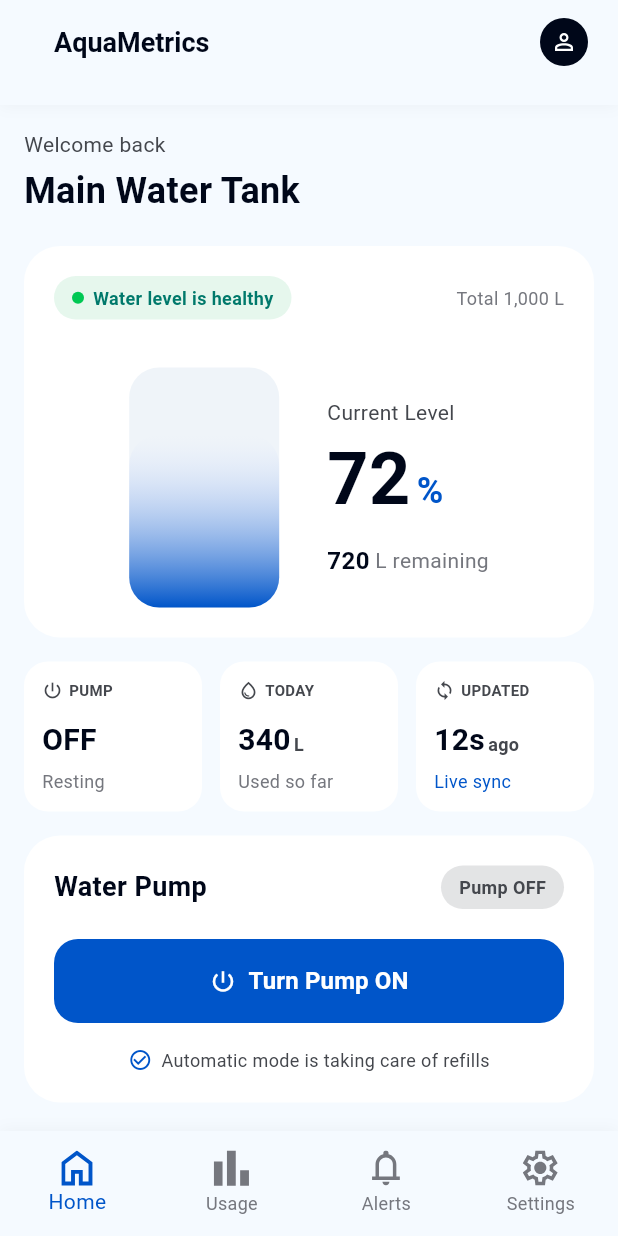
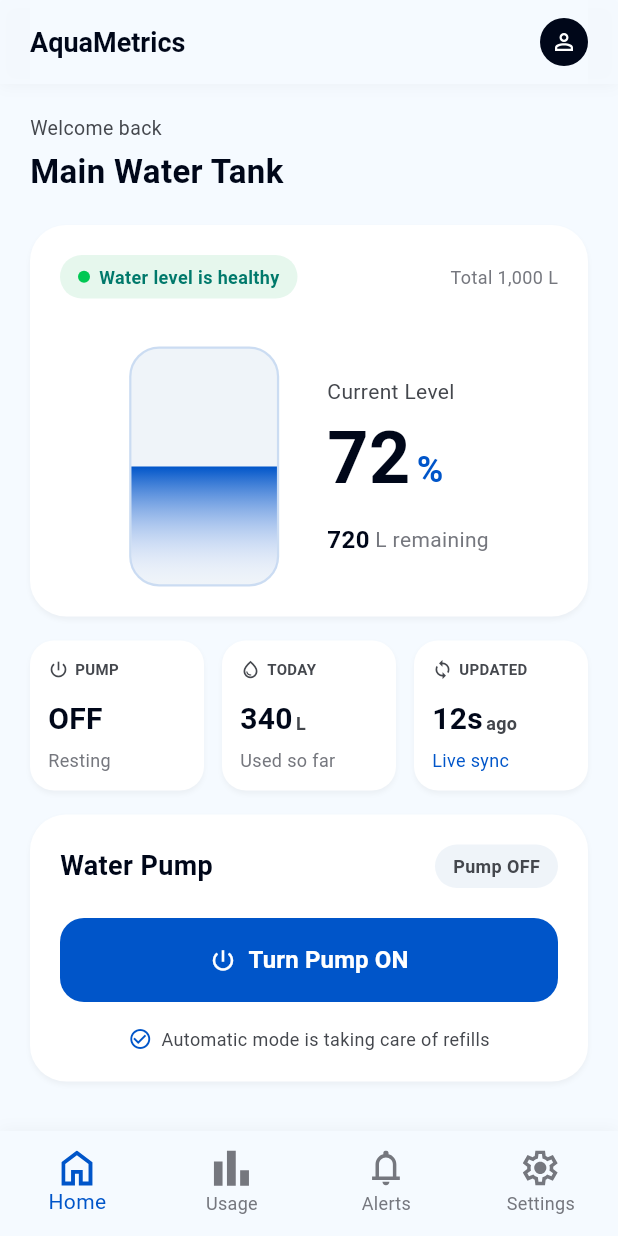
Before and after one commit to Adil-km/aquametrics_app, a Flutter app: the screen it shows after launch, on a phone screen of 412 x 824 dp. Run offline on Flutter 3.47's test engine with Material 3 defaults, Android fonts, the light colour scheme and no system bars; our stand-ins replace flutter_svg.

Commit message:
feat: enhance UI with shadows and padding adjustments across screens

```diff
--- a/lib/app/theme/app_colors.dart
+++ b/lib/app/theme/app_colors.dart
@@ -19,4 +19,7 @@ class AppColors {
 
   // Borders & Lines
   static const Color dividerGray = Color(0xFFC5C6CE);
+
+  //shadows
+  static const Color shadowBlack = Color(0x0A000000);
 }
--- /dev/null
+++ b/lib/app/theme/app_shadows.dart
@@ -0,0 +1,14 @@
+import 'package:flutter/material.dart';
+import 'app_colors.dart';
+
+class AppShadows {
+  AppShadows._();
+
+  static final List<BoxShadow> card = [
+    BoxShadow(
+      color: AppColors.shadowBlack,
+      blurRadius: 2,
+      offset: const Offset(0, 2),
+    ),
+  ];
+}
--- a/lib/core/widgets/app_bottom_nav.dart
+++ b/lib/core/widgets/app_bottom_nav.dart
@@ -33,7 +33,7 @@ class AppBottomNav extends StatelessWidget {
         color: AppColors.backgroundMainTranslucent,
         boxShadow: [
           BoxShadow(
-            color: Colors.black.withAlpha(10),
+            color: AppColors.shadowBlack,
             blurRadius: 8.0,
             offset: const Offset(0, -1),
           ),
--- a/lib/core/widgets/app_top_bar.dart
+++ b/lib/core/widgets/app_top_bar.dart
@@ -8,11 +8,12 @@ class AppTopBar extends StatelessWidget implements PreferredSizeWidget {
   @override
   Widget build(BuildContext context) {
     return Container(
+      padding: EdgeInsets.fromLTRB(20,0,20,0),
       decoration: BoxDecoration(
         color: AppColors.backgroundMainTranslucent,
         boxShadow: [
           BoxShadow(
-            color: Colors.black.withAlpha(10),
+            color: AppColors.shadowBlack,
             blurRadius: 8.0,
             offset: const Offset(0, 1),
           ),
@@ -22,22 +23,19 @@ class AppTopBar extends StatelessWidget implements PreferredSizeWidget {
         backgroundColor: AppColors.backgroundMainTranslucent,
         elevation: 0,
         scrolledUnderElevation: 0,
-        title: Padding(
-          padding: const EdgeInsets.fromLTRB(20, 0, 0, 0),
-          child: const Text(
+        titleSpacing: 0,
+        title: const Text(
             'AquaMetrics',
             style: TextStyle(
               color: AppColors.textPrimary,
               fontWeight: FontWeight.bold,
               fontSize: 18,
             ),
-          ),
+
         ),
         centerTitle: false,
         actions: [
-          Padding(
-            padding: const EdgeInsets.only(right: 20.0),
-            child: SvgPicture.asset(
+           SvgPicture.asset(
               'assets/icons/profile.svg',
               width: 32,
               height: 32,
@@ -50,7 +48,6 @@ class AppTopBar extends StatelessWidget implements PreferredSizeWidget {
                 );
               },
             ),
-          ),
         ],
       ),
     );
--- a/lib/screens/alerts/alerts_screen.dart
+++ b/lib/screens/alerts/alerts_screen.dart
@@ -9,7 +9,7 @@ class AlertsScreen extends StatelessWidget {
   Widget build(BuildContext context) {
     return SingleChildScrollView(
       child: Padding(
-        padding: const EdgeInsets.all(16.0),
+        padding: const EdgeInsets.all(20.0),
         child: Column(
           crossAxisAlignment: CrossAxisAlignment.start,
           children: [
@@ -18,7 +18,7 @@ class AlertsScreen extends StatelessWidget {
               style: TextStyle(
                 color: AppColors.textPrimary,
                 fontSize: 28,
-                fontWeight: FontWeight.bold,
+                fontWeight: FontWeight.w500,
               ),
             ),
             const SizedBox(height: 4),
--- a/lib/screens/alerts/widgets/alert_card.dart
+++ b/lib/screens/alerts/widgets/alert_card.dart
@@ -1,3 +1,4 @@
+import 'package:aquametrics/app/theme/app_shadows.dart';
 import 'package:flutter/material.dart';
 import 'package:flutter_svg/flutter_svg.dart';
 import '../../../../app/theme/app_colors.dart';
@@ -45,6 +46,7 @@ class AlertCard extends StatelessWidget {
       decoration: BoxDecoration(
         color: AppColors.surfaceWhite,
         borderRadius: BorderRadius.circular(24),
+        boxShadow: AppShadows.card,
       ),
       child: Column(
         children: [
@@ -171,7 +173,7 @@ class AlertCard extends StatelessWidget {
               borderRadius: BorderRadius.circular(16),
             ),
             child: Row(
-              crossAxisAlignment: CrossAxisAlignment.start,
+              crossAxisAlignment: CrossAxisAlignment.center,
               children: [
                 Padding(
                   padding: const EdgeInsets.only(top: 2.0),
--- a/lib/screens/base/base_screen.dart
+++ b/lib/screens/base/base_screen.dart
@@ -34,11 +34,21 @@ class _BaseScreenState extends State<BaseScreen> {
   Widget build(BuildContext context) {
     return Scaffold(
       // FIXED: Removed 'const' so the top bar can re-render properly if needed
-      appBar: PreferredSize(
-        preferredSize: const Size.fromHeight(70.0), // Allows top bar to go up to 70px
-        child: const AppTopBar(),
+      appBar: const AppTopBar(),
+
+      body: AnimatedSwitcher(
+        duration: const Duration(milliseconds: 200),
+        transitionBuilder: (child, animation) {
+          return FadeTransition(
+            opacity: animation,
+            child: child,
+          );
+        },
+        child: KeyedSubtree(
+          key: ValueKey(_currentIndex),
+          child: _screens[_currentIndex],
+        ),
       ),
-      body: _screens[_currentIndex],
       // FIXED: Removed the invalid PreferredSize wrapper to fix compilation
       bottomNavigationBar: AppBottomNav(
         currentIndex: _currentIndex,
--- a/lib/screens/home/home_screen.dart
+++ b/lib/screens/home/home_screen.dart
@@ -11,7 +11,7 @@ class HomeScreen extends StatelessWidget {
   Widget build(BuildContext context) {
     return SingleChildScrollView(
       child: Padding(
-        padding: const EdgeInsets.all(16.0),
+        padding: const EdgeInsets.all(20.0),
         child: Column(
           crossAxisAlignment: CrossAxisAlignment.start,
           children: [
@@ -19,7 +19,7 @@ class HomeScreen extends StatelessWidget {
               'Welcome back',
               style: TextStyle(
                 color: AppColors.textSecondary,
-                fontSize: 14,
+                fontSize: 13,
               ),
             ),
             const SizedBox(height: 4),
@@ -27,7 +27,7 @@ class HomeScreen extends StatelessWidget {
               'Main Water Tank',
               style: TextStyle(
                 color: AppColors.textPrimary,
-                fontSize: 24,
+                fontSize: 22,
                 fontWeight: FontWeight.bold,
               ),
             ),
--- a/lib/screens/home/widgets/metric_card.dart
+++ b/lib/screens/home/widgets/metric_card.dart
@@ -1,3 +1,4 @@
+import 'package:aquametrics/app/theme/app_shadows.dart';
 import 'package:flutter/material.dart';
 import '../../../../app/theme/app_colors.dart';
 
@@ -27,6 +28,7 @@ class MetricCard extends StatelessWidget {
         decoration: BoxDecoration(
           color: AppColors.surfaceWhite,
           borderRadius: BorderRadius.circular(16),
+          boxShadow: AppShadows.card,
         ),
         child: Column(
           crossAxisAlignment: CrossAxisAlignment.start,
--- a/lib/screens/home/widgets/pump_control_card.dart
+++ b/lib/screens/home/widgets/pump_control_card.dart
@@ -1,3 +1,4 @@
+import 'package:aquametrics/app/theme/app_shadows.dart';
 import 'package:flutter/material.dart';
 import '../../../../app/theme/app_colors.dart';
 
@@ -11,6 +12,7 @@ class PumpControlCard extends StatelessWidget {
       decoration: BoxDecoration(
         color: AppColors.surfaceWhite,
         borderRadius: BorderRadius.circular(24),
+        boxShadow: AppShadows.card
       ),
       child: Column(
         children: [
@@ -28,7 +30,7 @@ class PumpControlCard extends StatelessWidget {
               Container(
                 padding: const EdgeInsets.symmetric(horizontal: 12, vertical: 6),
                 decoration: BoxDecoration(
-                  color: AppColors.textTertiary.withOpacity(0.2),
+                  color: AppColors.backgroundSoft,
                   borderRadius: BorderRadius.circular(16),
                 ),
                 child: const Text(
--- a/lib/screens/home/widgets/tank_level_card.dart
+++ b/lib/screens/home/widgets/tank_level_card.dart
@@ -1,9 +1,10 @@
+import 'package:aquametrics/app/theme/app_shadows.dart';
 import 'package:flutter/material.dart';
 import '../../../../app/theme/app_colors.dart';
 
 class TankLevelCard extends StatelessWidget {
   const TankLevelCard({super.key});
-
+  final double level = 0.50;
   @override
   Widget build(BuildContext context) {
     return Container(
@@ -11,6 +12,7 @@ class TankLevelCard extends StatelessWidget {
       decoration: BoxDecoration(
         color: AppColors.surfaceWhite,
         borderRadius: BorderRadius.circular(24),
+        boxShadow: AppShadows.card,
       ),
       child: Column(
         children: [
@@ -19,7 +21,10 @@ class TankLevelCard extends StatelessWidget {
             mainAxisAlignment: MainAxisAlignment.spaceBetween,
             children: [
               Container(
-                padding: const EdgeInsets.symmetric(horizontal: 12, vertical: 6),
+                padding: const EdgeInsets.symmetric(
+                  horizontal: 12,
+                  vertical: 6,
+                ),
                 decoration: BoxDecoration(
                   color: const Color(0xFFE6F7ED), // Light green tint
                   borderRadius: BorderRadius.circular(20),
@@ -48,10 +53,7 @@ class TankLevelCard extends StatelessWidget {
               ),
               const Text(
                 'Total 1,000 L',
-                style: TextStyle(
-                  color: AppColors.textTertiary,
-                  fontSize: 12,
-                ),
+                style: TextStyle(color: AppColors.textTertiary, fontSize: 12),
               ),
             ],
           ),
@@ -60,28 +62,34 @@ class TankLevelCard extends StatelessWidget {
           Row(
             mainAxisAlignment: MainAxisAlignment.center,
             children: [
-              // Tank Graphic
               Container(
                 width: 100,
                 height: 160,
                 decoration: BoxDecoration(
                   color: AppColors.backgroundSoft,
                   borderRadius: BorderRadius.circular(20),
+                  border: Border.all(
+                    color: AppColors.primaryBlue.withOpacity(0.15),
+                    width: 1.5,
                   ),
+                ),
+                clipBehavior: Clip.antiAlias,
+                child: Align(
                   alignment: Alignment.bottomCenter,
                   child: FractionallySizedBox(
-                  heightFactor: 0.72, // 72% full
+                    heightFactor: level.clamp(0.0, 1.0),
+                    widthFactor: 1.0,
                     child: Container(
                       decoration: BoxDecoration(
-                      gradient: LinearMap.linearGradient(
+                        gradient: LinearGradient(
                           begin: Alignment.topCenter,
                           end: Alignment.bottomCenter,
                           colors: [
+                            AppColors.primaryBlue,
                             AppColors.primaryBlueLight,
-                          AppColors.primaryBlue,
                           ],
                         ),
-                      borderRadius: BorderRadius.circular(20),
+                      ),
                     ),
                   ),
                 ),
@@ -93,7 +101,10 @@ class TankLevelCard extends StatelessWidget {
                 children: [
                   const Text(
                     'Current Level',
-                    style: TextStyle(color: AppColors.textSecondary, fontSize: 14),
+                    style: TextStyle(
+                      color: AppColors.textSecondary,
+                      fontSize: 14,
+                    ),
                   ),
                   Row(
                     crossAxisAlignment: CrossAxisAlignment.baseline,
@@ -149,7 +160,11 @@ class TankLevelCard extends StatelessWidget {
 }
 
 class LinearMap {
-  static LinearGradient linearGradient({required Alignment begin, required Alignment end, required List<Color> colors}) {
+  static LinearGradient linearGradient({
+    required Alignment begin,
+    required Alignment end,
+    required List<Color> colors,
+  }) {
     return LinearGradient(begin: begin, end: end, colors: colors);
   }
 }
--- a/lib/screens/settings/settings_screen.dart
+++ b/lib/screens/settings/settings_screen.dart
@@ -20,7 +20,7 @@ class _SettingsScreenState extends State<SettingsScreen> {
   Widget build(BuildContext context) {
     return SingleChildScrollView(
       child: Padding(
-        padding: const EdgeInsets.all(16.0),
+        padding: const EdgeInsets.all(20.0),
         child: Column(
           crossAxisAlignment: CrossAxisAlignment.start,
           children: [
@@ -29,7 +29,7 @@ class _SettingsScreenState extends State<SettingsScreen> {
               style: TextStyle(
                 color: AppColors.textPrimary,
                 fontSize: 28,
-                fontWeight: FontWeight.bold,
+                fontWeight: FontWeight.w500,
               ),
             ),
             const SizedBox(height: 4),
--- a/lib/screens/settings/widgets/settings_section.dart
+++ b/lib/screens/settings/widgets/settings_section.dart
@@ -1,3 +1,4 @@
+import 'package:aquametrics/app/theme/app_shadows.dart';
 import 'package:flutter/material.dart';
 import '../../../../app/theme/app_colors.dart';
 
@@ -17,7 +18,7 @@ class SettingsSection extends StatelessWidget {
       crossAxisAlignment: CrossAxisAlignment.start,
       children: [
         Padding(
-          padding: const EdgeInsets.only(left: 4, bottom: 8),
+          padding: const EdgeInsets.only(left: 8, bottom: 8),
           child: Text(
             title.toUpperCase(),
             style: const TextStyle(
@@ -33,6 +34,7 @@ class SettingsSection extends StatelessWidget {
           decoration: BoxDecoration(
             color: AppColors.surfaceWhite,
             borderRadius: BorderRadius.circular(16),
+            boxShadow: AppShadows.card,
           ),
           child: Column(
             children: _buildSeparatedChildren(),
--- a/lib/screens/usage/usage_screen.dart
+++ b/lib/screens/usage/usage_screen.dart
@@ -18,7 +18,7 @@ class _UsageScreenState extends State<UsageScreen> {
   Widget build(BuildContext context) {
     return SingleChildScrollView(
       child: Padding(
-        padding: const EdgeInsets.all(16.0),
+        padding: const EdgeInsets.all(20.0),
         child: Column(
           crossAxisAlignment: CrossAxisAlignment.start,
           children: [
@@ -27,7 +27,7 @@ class _UsageScreenState extends State<UsageScreen> {
               style: TextStyle(
                 color: AppColors.textPrimary,
                 fontSize: 28,
-                fontWeight: FontWeight.bold,
+                fontWeight: FontWeight.w500,
               ),
             ),
             const SizedBox(height: 20),
--- a/lib/screens/usage/widgets/breakdown_card.dart
+++ b/lib/screens/usage/widgets/breakdown_card.dart
@@ -1,3 +1,4 @@
+import 'package:aquametrics/app/theme/app_shadows.dart';
 import 'package:flutter/material.dart';
 import '../../../../app/theme/app_colors.dart';
 import 'period_selector.dart';
@@ -25,6 +26,7 @@ class BreakdownCard extends StatelessWidget {
       decoration: BoxDecoration(
         color: AppColors.surfaceWhite,
         borderRadius: BorderRadius.circular(24),
+        boxShadow: AppShadows.card,
       ),
       child: Column(
         children: [
--- a/lib/screens/usage/widgets/period_selector.dart
+++ b/lib/screens/usage/widgets/period_selector.dart
@@ -19,7 +19,7 @@ class PeriodSelector extends StatelessWidget {
       padding: const EdgeInsets.symmetric(horizontal: 8, vertical: 6),
       decoration: BoxDecoration(
         color: AppColors.backgroundSoft,
-        borderRadius: BorderRadius.circular(20), // Slightly rounder to match inner buttons
+        borderRadius: BorderRadius.circular(20),
       ),
       child: Row(
         mainAxisSize: MainAxisSize.min, // Hugs the content
--- a/lib/screens/usage/widgets/usage_summary_card.dart
+++ b/lib/screens/usage/widgets/usage_summary_card.dart
@@ -1,3 +1,4 @@
+import 'package:aquametrics/app/theme/app_shadows.dart';
 import 'package:flutter/material.dart';
 import '../../../../app/theme/app_colors.dart';
 
@@ -28,6 +29,7 @@ class UsageSummaryCard extends StatelessWidget {
       decoration: BoxDecoration(
         color: AppColors.surfaceWhite,
         borderRadius: BorderRadius.circular(24),
+        boxShadow: AppShadows.card,
       ),
       child: Column(
         crossAxisAlignment: CrossAxisAlignment.start,
--- a/lib/screens/usage/widgets/usage_tip_card.dart
+++ b/lib/screens/usage/widgets/usage_tip_card.dart
@@ -1,3 +1,4 @@
+import 'package:aquametrics/app/theme/app_shadows.dart';
 import 'package:flutter/material.dart';
 import 'package:flutter_svg/flutter_svg.dart';
 import '../../../../app/theme/app_colors.dart';
@@ -17,6 +18,7 @@ class UsageTipCard extends StatelessWidget {
       decoration: BoxDecoration(
         color: AppColors.surfaceWhite,
         borderRadius: BorderRadius.circular(24),
+        boxShadow: AppShadows.card
       ),
       child: Row(
         crossAxisAlignment: CrossAxisAlignment.start,
```
Lines whose indentation alone changed are shown as unchanged.
